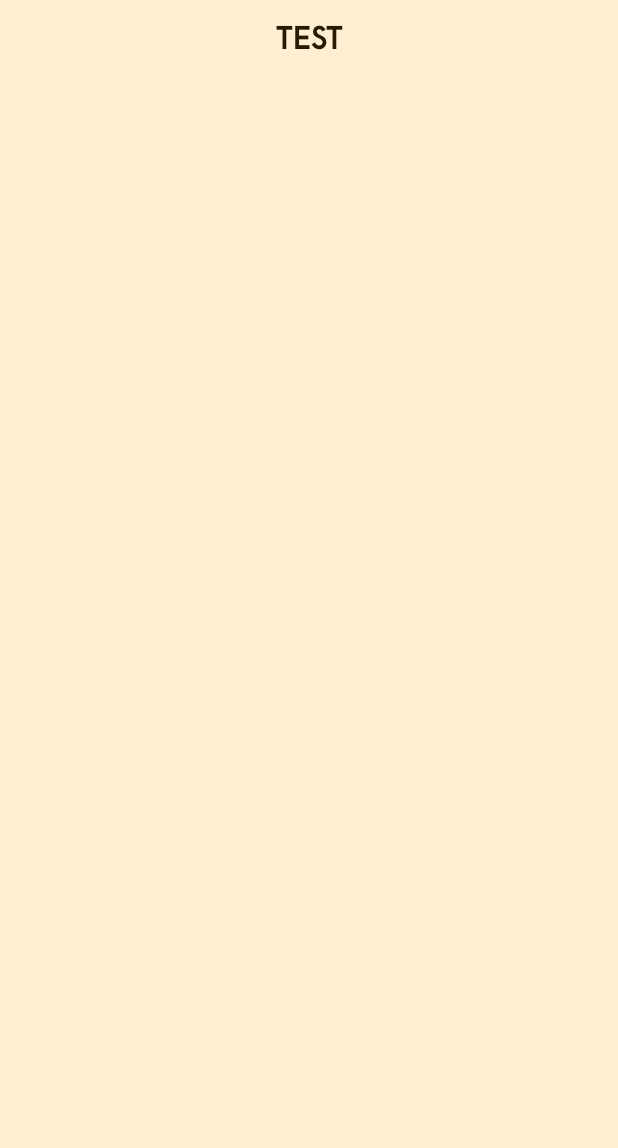
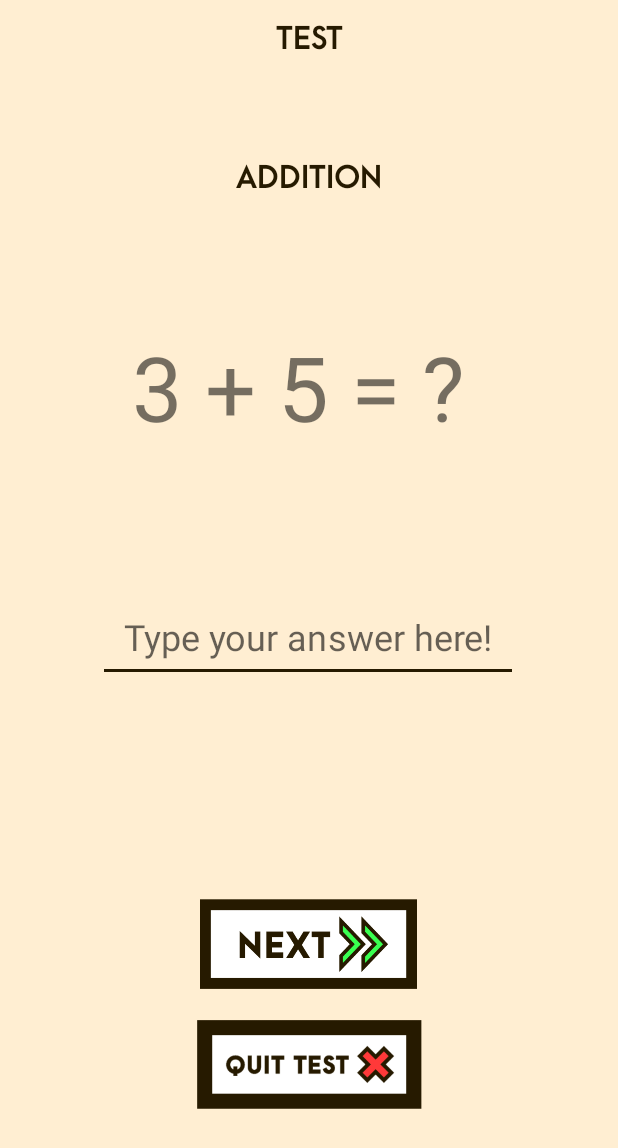
Before and after one commit to ramosallenjoshua/OperationBasics, an Android app: the MathProblemsActivity screen opened directly, with no data from a screen before it, on a phone screen of 412 x 824 dp. Before the commit the part shown is almost empty. Shown: the top 1148 px of the screen. Run offline under Robolectric (Android 15) with nearby library versions, the phone set to English and light mode, and no system bars.

Commit message:
10th commit
-Working Addition Fragment without the null check

```diff
--- a/app/src/main/java/com/example/operationbasics/AdditionFragment.java
+++ b/app/src/main/java/com/example/operationbasics/AdditionFragment.java
@@ -6,22 +6,59 @@ import android.view.View;
 import android.view.ViewGroup;
 import android.widget.EditText;
 import android.widget.ImageView;
+import android.widget.TextView;
 
+import androidx.annotation.NonNull;
+import androidx.annotation.Nullable;
 import androidx.fragment.app.Fragment;
 
 public class AdditionFragment extends Fragment{
 
-    int num1, num2, answer;
+    int num1, num2, correctAnswer;
     EditText additionAnswerEditText;
+    TextView additionQuestionText;
     ImageView nextButton, quitButton;
+    DataController dataController;
+
+    public AdditionFragment(DataController dataController){
+        this.dataController = dataController;
+    }
 
     @Override
     public View onCreateView(LayoutInflater inflater, ViewGroup container,
                              Bundle savedInstanceState) {
+        return inflater.inflate(R.layout.fragment_addition, container, false);
+    }
 
-        String question = num1 + " + " + num2 + " = ? ";
+    @Override
+    public void onViewCreated(@NonNull View view, @Nullable Bundle savedInstanceState) {
+        super.onViewCreated(view, savedInstanceState);
+
+        additionQuestionText = view.findViewById(R.id.additionQuestionText);
+        additionAnswerEditText = view.findViewById(R.id.additionAnswerEditText);
+        nextButton = view.findViewById(R.id.additionNextButton);
+        quitButton = view.findViewById(R.id.additionQuitButton);
 
 
-        return inflater.inflate(R.layout.fragment_addition, container, false);
+        extractQuestions();
+        String question = num1 + " + " + num2 + " = ? ";
+        System.out.println(question);
+        additionQuestionText.setText(question);
+
+        nextButton.setOnClickListener(View->{
+            String studentAnswerStr = additionAnswerEditText.getText().toString();
+            int studentAnswer = Integer.parseInt(studentAnswerStr);
+            dataController.additionScore(correctAnswer, studentAnswer);
+            dataController.next();
+        });
+        quitButton.setOnClickListener(View->{
+            dataController.quit();
+        });
+    }
+
+    private void extractQuestions(){
+        num1 = getArguments().getInt("num1");
+        num2 = getArguments().getInt("num2");
+        correctAnswer = getArguments().getInt("answer");
     }
 }
--- a/app/src/main/java/com/example/operationbasics/MathProblemsActivity.java
+++ b/app/src/main/java/com/example/operationbasics/MathProblemsActivity.java
@@ -32,16 +32,25 @@ public class MathProblemsActivity extends AppCompatActivity implements DataContr
 
         generateQuestions();
 
-        additionFragment = new Fragment();
+        additionFragment = new AdditionFragment(MathProblemsActivity.this);
+        sendQuestions(
+                additionQuestions[additionQuestionCounter][0],
+                additionQuestions[additionQuestionCounter][1],
+                additionQuestions[additionQuestionCounter][2],
+                additionFragment);
         openFragment(additionFragment);
+
     }
 
     @Override
     public void additionScore(int correctAnswer, int studentAnswer) {
         if(studentAnswer == correctAnswer){
             additionScore++;
+
         }
         additionQuestionCounter++;
+        System.out.println("additionscore:" + additionScore);
+        System.out.println("counter: "+additionQuestionCounter);
     }
 
     @Override
@@ -59,20 +68,22 @@ public class MathProblemsActivity extends AppCompatActivity implements DataContr
         subtractionScore = 0;
         additionQuestionCounter = 0;
         subtractionQuestionCounter = 0;
+        finish();
     }
 
     @Override
     public void next() {
-        if(additionQuestionCounter < 9){
+        if(additionQuestionCounter > 9){
             setPhase(SUBTRACTION_PHASE);
         }
-        if(subtractionQuestionCounter < 9){
+        if(subtractionQuestionCounter > 9){
             setPhase(FINISH_PHASE);
         }
+        System.out.println("Phase: "+phase);
 
         switch(phase){
             case ADDITION_PHASE:
-                additionFragment = new Fragment();
+                additionFragment = new AdditionFragment(MathProblemsActivity.this);
                 sendQuestions(
                         additionQuestions[additionQuestionCounter][0],
                         additionQuestions[additionQuestionCounter][1],
--- a/app/src/main/res/layout/fragment_addition.xml
+++ b/app/src/main/res/layout/fragment_addition.xml
@@ -49,13 +49,13 @@
             android:text="@string/additionQuestion"
             android:textAlignment="center"
             android:textSize="60sp"
-            app:layout_constraintBottom_toTopOf="@+id/additionAnswerEditView"
+            app:layout_constraintBottom_toTopOf="@+id/additionAnswerEditText"
             app:layout_constraintEnd_toEndOf="parent"
             app:layout_constraintStart_toStartOf="parent"
             app:layout_constraintTop_toBottomOf="@+id/textView1" />
 
         <EditText
-            android:id="@+id/additionAnswerEditView"
+            android:id="@+id/additionAnswerEditText"
             android:layout_width="280dp"
             android:layout_height="60dp"
             android:layout_marginTop="32dp"
@@ -65,33 +65,33 @@
             android:inputType="number"
             android:textAlignment="center"
             android:textSize="24sp"
-            app:layout_constraintBottom_toTopOf="@+id/nextButton"
+            app:layout_constraintBottom_toTopOf="@+id/additionNextButton"
             app:layout_constraintEnd_toEndOf="parent"
             app:layout_constraintHorizontal_bias="0.496"
             app:layout_constraintStart_toStartOf="parent"
             app:layout_constraintTop_toBottomOf="@+id/additionQuestionText" />
 
         <ImageView
-            android:id="@+id/nextButton"
+            android:id="@+id/additionNextButton"
             android:layout_width="150dp"
             android:layout_height="60dp"
             android:layout_marginTop="100dp"
-            app:layout_constraintBottom_toTopOf="@+id/quitButton"
+            app:layout_constraintBottom_toTopOf="@+id/additionQuitButton"
             app:layout_constraintEnd_toEndOf="parent"
             app:layout_constraintHorizontal_bias="0.498"
             app:layout_constraintStart_toStartOf="parent"
-            app:layout_constraintTop_toBottomOf="@+id/additionAnswerEditView"
+            app:layout_constraintTop_toBottomOf="@+id/additionAnswerEditText"
             app:srcCompat="@drawable/next_button" />
 
         <ImageView
-            android:id="@+id/quitButton"
+            android:id="@+id/additionQuitButton"
             android:layout_width="150dp"
             android:layout_height="75dp"
             android:layout_marginBottom="64dp"
             app:layout_constraintBottom_toBottomOf="parent"
             app:layout_constraintEnd_toEndOf="parent"
             app:layout_constraintStart_toStartOf="parent"
-            app:layout_constraintTop_toBottomOf="@+id/nextButton"
+            app:layout_constraintTop_toBottomOf="@+id/additionNextButton"
             app:srcCompat="@drawable/quit_button" />
 
     </androidx.constraintlayout.widget.ConstraintLayout>
```
